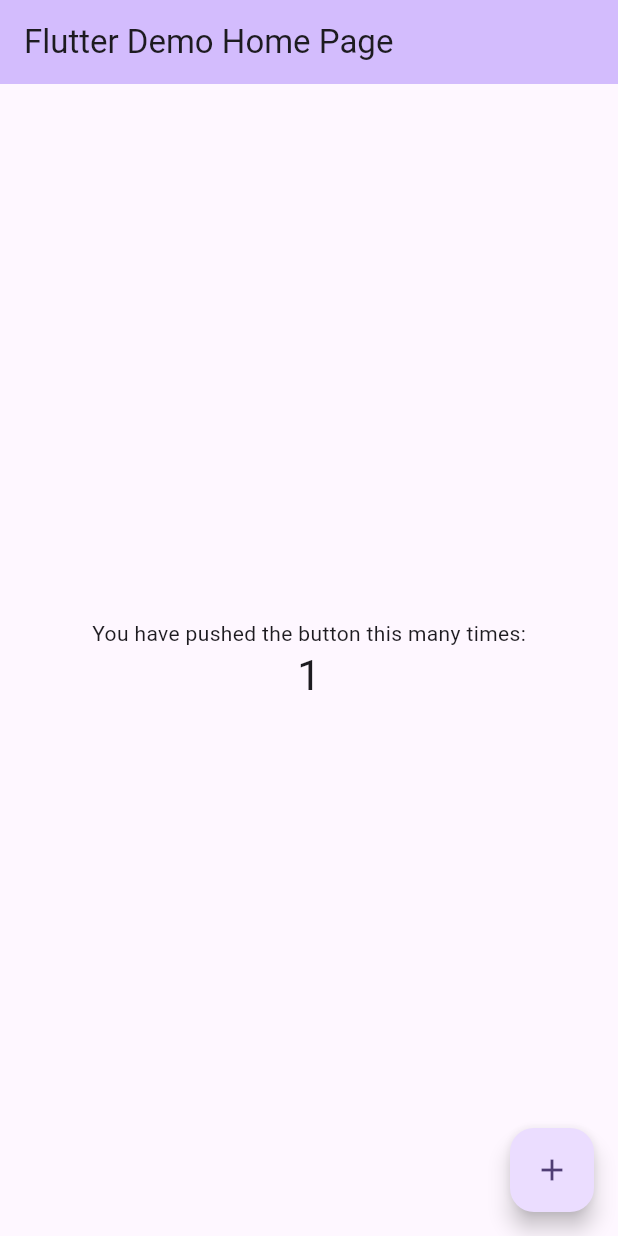
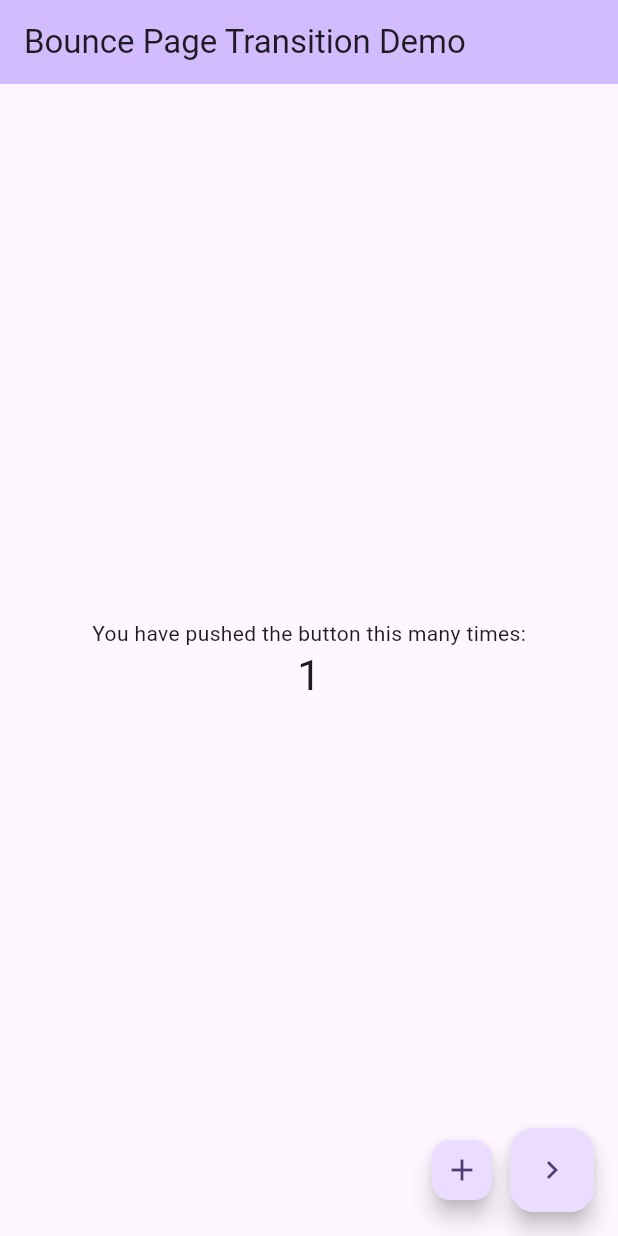
Before and after one commit to Alvish0407/bounce_page_transition, a Flutter app: the screen it shows after launch, after a tap on the "add" icon, on a phone screen of 412 x 824 dp. Run offline on Flutter 3.47's test engine with Material 3 defaults, Android fonts, the phone set to English and light mode, and no system bars.

Commit message:
Implement bounce page transition with platform-specific transitions

```diff
--- a/analysis_options.yaml
+++ b/analysis_options.yaml
@@ -24,5 +24,7 @@ linter:
     # avoid_print: false  # Uncomment to disable the `avoid_print` rule
     # prefer_single_quotes: true  # Uncomment to enable the `prefer_single_quotes` rule
 
+formatter:
+  page_width: 100
 # Additional information about this file can be found at
 # https://dart.dev/guides/language/analysis-options
--- /dev/null
+++ b/lib/bounce_page_transition.dart
@@ -0,0 +1,79 @@
+import 'dart:developer';
+
+import 'package:flutter/material.dart';
+
+class BouncePageTransitionBuilder extends PageTransitionsBuilder {
+  @override
+  Widget buildTransitions<T>(
+    PageRoute<T> route,
+    BuildContext context,
+    Animation<double> animation,
+    Animation<double> secondaryAnimation,
+    Widget child,
+  ) {
+    final bouncyChild = BouncePageEffect(child: child);
+
+    final targetPlatform = Theme.of(context).platform;
+    final targetPlatformTransitionBuilder = switch (targetPlatform) {
+      TargetPlatform.android || TargetPlatform.fuchsia => FadeForwardsPageTransitionsBuilder(),
+      TargetPlatform.iOS || TargetPlatform.macOS => CupertinoPageTransitionsBuilder(),
+      TargetPlatform.linux || TargetPlatform.windows => ZoomPageTransitionsBuilder(),
+    };
+
+    final bouncePageTransitionBuilder = targetPlatformTransitionBuilder //
+        .buildTransitions(route, context, animation, secondaryAnimation, bouncyChild);
+
+    return bouncePageTransitionBuilder;
+  }
+}
+
+class BouncePageEffect extends StatefulWidget {
+  const BouncePageEffect({super.key, required this.child});
+
+  final Widget child;
+
+  @override
+  State<BouncePageEffect> createState() => _BouncePageEffectState();
+}
+
+class _BouncePageEffectState extends State<BouncePageEffect> with SingleTickerProviderStateMixin {
+  late final AnimationController _controller;
+  late final Animation<double> _animation;
+
+  @override
+  void initState() {
+    _controller = AnimationController(
+      vsync: this,
+      duration: Durations.short4,
+      reverseDuration: Durations.long1,
+    );
+    _animation = Tween(end: 0.98, begin: 1.0).animate(
+      CurvedAnimation(
+        parent: _controller,
+        curve: Curves.fastOutSlowIn,
+        reverseCurve: Curves.elasticIn,
+      ),
+    );
+    super.initState();
+  }
+
+  void onTap() {
+    if (_controller.isAnimating) _controller.reset();
+
+    _controller.forward().then((_) => _controller.reverse());
+  }
+
+  @override
+  Widget build(BuildContext context) {
+    return TapRegion(
+      child: ScaleTransition(scale: _animation, child: widget.child),
+      onTapInside: (_) {
+        log('BouncePageTransition: onTap');
+        onTap();
+      },
+      onTapUpInside: (_) {
+        log('BouncePageTransition: onTapUpInside');
+      },
+    );
+  }
+}
--- a/lib/main.dart
+++ b/lib/main.dart
@@ -1,4 +1,6 @@
 import 'package:flutter/material.dart';
+
+import 'bounce_page_transition.dart';
 
 void main() {
   runApp(const MyApp());
@@ -7,45 +9,28 @@ void main() {
 class MyApp extends StatelessWidget {
   const MyApp({super.key});
 
-  // This widget is the root of your application.
   @override
   Widget build(BuildContext context) {
     return MaterialApp(
-      title: 'Flutter Demo',
+      initialRoute: '/',
+      title: 'Bounce Page Transition',
+      routes: <String, WidgetBuilder>{
+        '/': (_) => const MyHomePage(title: 'Bounce Page Transition Demo'),
+      },
       theme: ThemeData(
-        // This is the theme of your application.
-        //
-        // TRY THIS: Try running your application with "flutter run". You'll see
-        // the application has a purple toolbar. Then, without quitting the app,
-        // try changing the seedColor in the colorScheme below to Colors.green
-        // and then invoke "hot reload" (save your changes or press the "hot
-        // reload" button in a Flutter-supported IDE, or press "r" if you used
-        // the command line to start the app).
-        //
-        // Notice that the counter didn't reset back to zero; the application
-        // state is not lost during the reload. To reset the state, use hot
-        // restart instead.
-        //
-        // This works for code too, not just values: Most code changes can be
-        // tested with just a hot reload.
         colorScheme: ColorScheme.fromSeed(seedColor: Colors.deepPurple),
+        pageTransitionsTheme: PageTransitionsTheme(
+          builders: <TargetPlatform, PageTransitionsBuilder>{
+            TargetPlatform.android: BouncePageTransitionBuilder(),
+          },
+        ),
       ),
-      home: const MyHomePage(title: 'Flutter Demo Home Page'),
     );
   }
 }
 
 class MyHomePage extends StatefulWidget {
   const MyHomePage({super.key, required this.title});
-
-  // This widget is the home page of your application. It is stateful, meaning
-  // that it has a State object (defined below) that contains fields that affect
-  // how it looks.
-
-  // This class is the configuration for the state. It holds the values (in this
-  // case the title) provided by the parent (in this case the App widget) and
-  // used by the build method of the State. Fields in a Widget subclass are
-  // always marked "final".
 
   final String title;
 
@@ -58,65 +43,48 @@ class _MyHomePageState extends State<MyHomePage> {
 
   void _incrementCounter() {
     setState(() {
-      // This call to setState tells the Flutter framework that something has
-      // changed in this State, which causes it to rerun the build method below
-      // so that the display can reflect the updated values. If we changed
-      // _counter without calling setState(), then the build method would not be
-      // called again, and so nothing would appear to happen.
       _counter++;
     });
   }
 
+  void _navigateToNextPage() {
+    Navigator.of(context).pushNamed('/');
+  }
+
   @override
   Widget build(BuildContext context) {
-    // This method is rerun every time setState is called, for instance as done
-    // by the _incrementCounter method above.
-    //
-    // The Flutter framework has been optimized to make rerunning build methods
-    // fast, so that you can just rebuild anything that needs updating rather
-    // than having to individually change instances of widgets.
     return Scaffold(
       appBar: AppBar(
-        // TRY THIS: Try changing the color here to a specific color (to
-        // Colors.amber, perhaps?) and trigger a hot reload to see the AppBar
-        // change color while the other colors stay the same.
         backgroundColor: Theme.of(context).colorScheme.inversePrimary,
-        // Here we take the value from the MyHomePage object that was created by
-        // the App.build method, and use it to set our appbar title.
         title: Text(widget.title),
       ),
       body: Center(
-        // Center is a layout widget. It takes a single child and positions it
-        // in the middle of the parent.
         child: Column(
-          // Column is also a layout widget. It takes a list of children and
-          // arranges them vertically. By default, it sizes itself to fit its
-          // children horizontally, and tries to be as tall as its parent.
-          //
-          // Column has various properties to control how it sizes itself and
-          // how it positions its children. Here we use mainAxisAlignment to
-          // center the children vertically; the main axis here is the vertical
-          // axis because Columns are vertical (the cross axis would be
-          // horizontal).
-          //
-          // TRY THIS: Invoke "debug painting" (choose the "Toggle Debug Paint"
-          // action in the IDE, or press "p" in the console), to see the
-          // wireframe for each widget.
           mainAxisAlignment: MainAxisAlignment.center,
           children: <Widget>[
             const Text('You have pushed the button this many times:'),
-            Text(
-              '$_counter',
-              style: Theme.of(context).textTheme.headlineMedium,
-            ),
+            Text('$_counter', style: Theme.of(context).textTheme.headlineMedium),
           ],
         ),
       ),
-      floatingActionButton: FloatingActionButton(
-        onPressed: _incrementCounter,
-        tooltip: 'Increment',
-        child: const Icon(Icons.add),
-      ), // This trailing comma makes auto-formatting nicer for build methods.
+      floatingActionButton: Row(
+        spacing: 8.0,
+        mainAxisSize: MainAxisSize.min,
+        children: [
+          FloatingActionButton.small(
+            heroTag: UniqueKey(),
+            tooltip: 'Increment',
+            onPressed: _incrementCounter,
+            child: const Icon(Icons.add),
+          ),
+          FloatingActionButton(
+            tooltip: 'Next',
+            heroTag: UniqueKey(),
+            onPressed: _navigateToNextPage,
+            child: const Icon(Icons.navigate_next),
+          ),
+        ],
+      ),
     );
   }
 }
```
Also changed, not shown: 1 other file.
